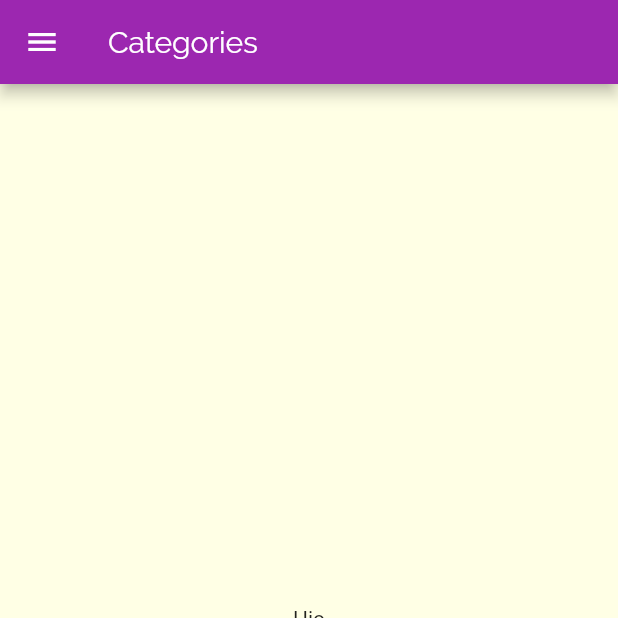
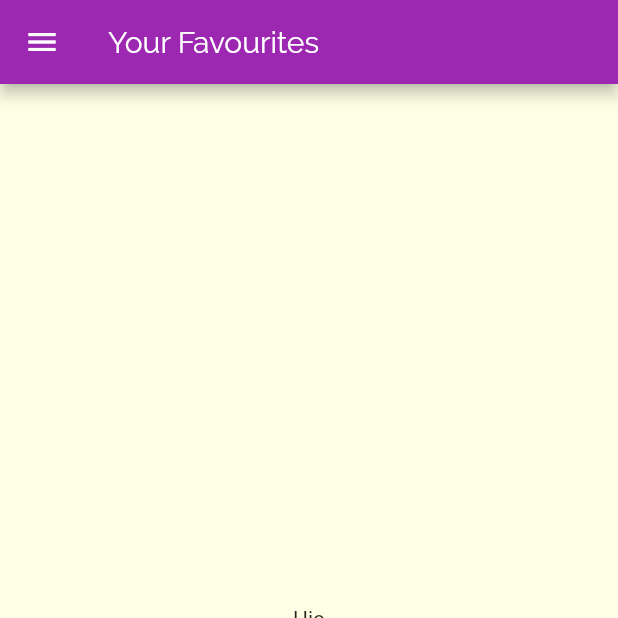
Before and after one commit to dipinkp1993/FoodZoned, a Flutter app: the screen it shows after launch, item 2 of the bottom bar chosen, on a phone screen of 412 x 824 dp, the top half of it. Run offline on Flutter 3.47's test engine with Material 2 defaults, Android fonts, the phone set to English and light mode, and no system bars.

Commit message:
replacing pages insted of pushing

```diff
--- a/lib/pages/filter_page.dart
+++ b/lib/pages/filter_page.dart
@@ -1,4 +1,5 @@
 import 'package:flutter/material.dart';
+import '../widgets/main_drawer.dart';
 
 class FilterPage extends StatelessWidget {
   static const routeName = '/filter';
@@ -8,6 +9,7 @@ class FilterPage extends StatelessWidget {
       appBar: AppBar(
         title: Text("Filters"),
       ),
+      drawer: MainDrawer(),
       body: Center(
         child: Text("Center Page"),
       ),
--- a/lib/pages/tabs_page_bottom.dart
+++ b/lib/pages/tabs_page_bottom.dart
@@ -16,7 +16,7 @@ class _TabsPagedState extends State<TabsPaged> {
     },
     {
       'page': FavouritesPage(),
-      'title': 'Categories',
+      'title': 'Your Favourites',
     },
   ];
   int _selectedPageIndex = 0;
--- a/lib/widgets/main_drawer.dart
+++ b/lib/widgets/main_drawer.dart
@@ -44,10 +44,10 @@ class MainDrawer extends StatelessWidget {
             height: 20,
           ),
           buildListTile('Meals', Icons.restaurant_menu, () {
-            Navigator.of(context).pushNamed('/');
+            Navigator.of(context).pushReplacementNamed('/');
           }),
           buildListTile('Filter Settings', Icons.settings_applications, () {
-            Navigator.of(context).pushNamed(FilterPage.routeName);
+            Navigator.of(context).pushReplacementNamed(FilterPage.routeName);
           }),
         ],
       ),
```
